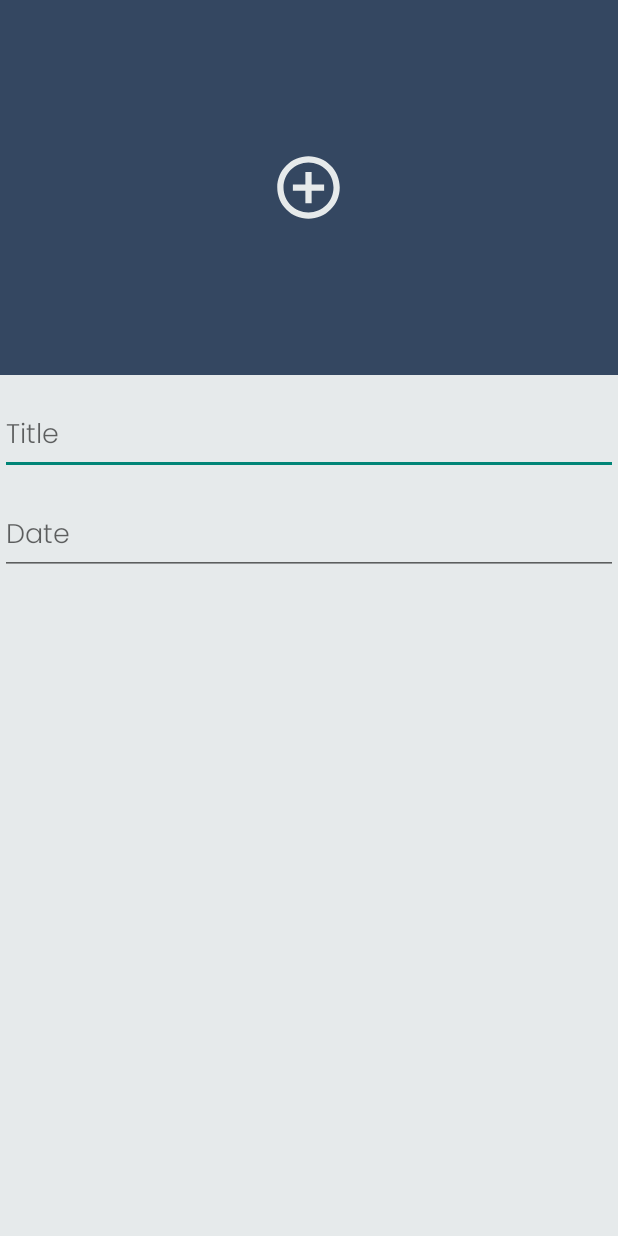
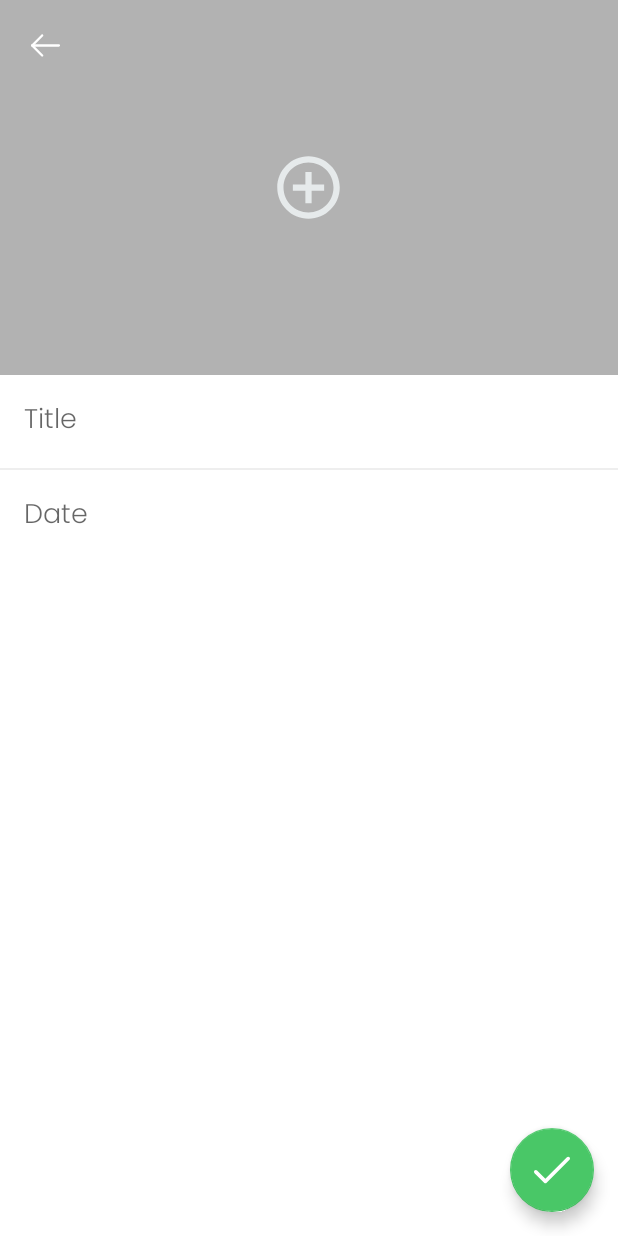
Before and after one commit to vojtechvosmik/soon_android, an Android app: the AddEventActivity screen opened directly, with no data from a screen before it, on a phone screen of 412 x 824 dp. Run offline under Robolectric (Android 15) with nearby library versions, the phone set to English and light mode, and no system bars; libraries missing offline, so code that uses them is left out: com.philliphsu.bottomsheetpickers; 5 statements that could not run were skipped.

Commit message:
date picker

```diff
--- a/app/build.gradle
+++ b/app/build.gradle
@@ -13,6 +13,7 @@ android {
         versionCode 1
         versionName "1.0"
         testInstrumentationRunner "android.support.test.runner.AndroidJUnitRunner"
+        vectorDrawables.useSupportLibrary = true
     }
     buildTypes {
         release {
@@ -31,9 +32,15 @@ dependencies {
     androidTestImplementation 'com.android.support.test:runner:1.0.2'
     androidTestImplementation 'com.android.support.test.espresso:espresso-core:3.0.2'
     implementation 'com.android.support:cardview-v7:28.0.0'
-
     implementation 'android.arch.persistence.room:runtime:1.1.1'
     annotationProcessor 'android.arch.persistence.room:compiler:1.1.1'
     implementation 'com.android.support:recyclerview-v7:28.0.0'
     implementation 'com.android.support:design:28.0.0'
+
+    implementation('com.philliphsu:bottomsheetpickers:2.4.1') {
+        exclude group: 'com.android.support', module: 'appcompat-v7'
+        exclude group: 'com.android.support', module: 'design'
+        exclude group: 'com.android.support', module: 'gridlayout-v7'
+    }
+    implementation 'com.android.support:gridlayout-v7:28.0.0'
 }
--- a/app/src/main/AndroidManifest.xml
+++ b/app/src/main/AndroidManifest.xml
@@ -1,5 +1,5 @@
 <?xml version="1.0" encoding="utf-8"?>
-<manifest xmlns:android="http://schemas.android.com/apk/res/android"
+<manifest xmlns:android="http://schemas.android.com/apk/res/android" xmlns:tools="http://schemas.android.com/tools"
           package="cz.vojtechvosmik.soon">
 
     <application
--- a/app/src/main/java/cz/vojtechvosmik/soon/activities/AddEventActivity.kt
+++ b/app/src/main/java/cz/vojtechvosmik/soon/activities/AddEventActivity.kt
@@ -2,12 +2,44 @@ package cz.vojtechvosmik.soon.activities
 
 import android.support.v7.app.AppCompatActivity
 import android.os.Bundle
+import android.support.v4.content.ContextCompat
+import com.philliphsu.bottomsheetpickers.date.DatePickerDialog
 import cz.vojtechvosmik.soon.R
+import kotlinx.android.synthetic.main.activity_add_event.*
+import java.util.*
 
 class AddEventActivity : AppCompatActivity() {
+
+    lateinit var datePicker: DatePickerDialog
 
     override fun onCreate(savedInstanceState: Bundle?) {
         super.onCreate(savedInstanceState)
         setContentView(R.layout.activity_add_event)
+        setupDatePicker()
+        setupViews()
+    }
+
+    private fun setupViews() {
+        img_back.setOnClickListener {
+            onBackPressed()
+        }
+        //edittxt_date.setOnClickListener {
+            datePicker.show(supportFragmentManager, "DatePickerDialog")
+        //}
+    }
+
+    private fun setupDatePicker() {
+        val now = Calendar.getInstance()
+        datePicker = DatePickerDialog.Builder(
+            DatePickerDialog.OnDateSetListener { dialog, year, monthOfYear, dayOfMonth ->
+                edittxt_date.setText(("$dayOfMonth.$monthOfYear.$year"))
+            },
+            now.get(Calendar.YEAR),
+            now.get(Calendar.MONTH),
+            now.get(Calendar.DAY_OF_MONTH)
+        ).build()
+        datePicker.isThemeDark = false
+        datePicker.setHeaderColor(ContextCompat.getColor(this, R.color.green_main))
+        datePicker.setAccentColor(ContextCompat.getColor(this, R.color.green_main))
     }
 }
--- a/app/src/main/java/cz/vojtechvosmik/soon/models/Event.kt
+++ b/app/src/main/java/cz/vojtechvosmik/soon/models/Event.kt
@@ -1,9 +1,10 @@
 package cz.vojtechvosmik.soon.models
 
 import android.arch.persistence.room.Entity
+import android.arch.persistence.room.PrimaryKey
 import java.util.*
 
-@Entity
+@Entity(tableName = "events")
 data class Event(
     val title: String,
     val date: Date
--- /dev/null
+++ b/app/src/main/res/drawable/ic_left_arrow.xml
@@ -0,0 +1,5 @@
+<vector android:height="24dp" android:viewportHeight="512"
+    android:viewportWidth="512" android:width="24dp" xmlns:android="http://schemas.android.com/apk/res/android">
+    <path android:fillColor="#FF000000" android:pathData="M491.318,235.318H20.682C9.26,235.318 0,244.578 0,256c0,11.423 9.26,20.682 20.682,20.682h470.636c11.423,0 20.682,-9.259 20.682,-20.682C512,244.578 502.741,235.318 491.318,235.318z"/>
+    <path android:fillColor="#FF000000" android:pathData="M49.932,256L211.795,94.136c8.077,-8.077 8.077,-21.172 0,-29.249c-8.077,-8.076 -21.172,-8.076 -29.249,0L6.058,241.375c-8.077,8.077 -8.077,21.172 0,29.249l176.488,176.488c4.038,4.039 9.332,6.058 14.625,6.058c5.293,0 10.587,-2.019 14.625,-6.058c8.077,-8.077 8.077,-21.172 0,-29.249L49.932,256z"/>
+</vector>
--- /dev/null
+++ b/app/src/main/res/drawable/ic_tick.xml
@@ -0,0 +1,4 @@
+<vector android:height="24dp" android:viewportHeight="512"
+    android:viewportWidth="512" android:width="24dp" xmlns:android="http://schemas.android.com/apk/res/android">
+    <path android:fillColor="#FF000000" android:pathData="M504.502,75.496c-9.997,-9.998 -26.205,-9.998 -36.204,0L161.594,382.203L43.702,264.311c-9.997,-9.998 -26.205,-9.997 -36.204,0c-9.998,9.997 -9.998,26.205 0,36.203l135.994,135.992c9.994,9.997 26.214,9.99 36.204,0L504.502,111.7C514.5,101.703 514.499,85.494 504.502,75.496z"/>
+</vector>
--- a/app/src/main/res/layout/activity_add_event.xml
+++ b/app/src/main/res/layout/activity_add_event.xml
@@ -1,11 +1,25 @@
 <?xml version="1.0" encoding="utf-8"?>
-<LinearLayout xmlns:android="http://schemas.android.com/apk/res/android"
+<RelativeLayout
+        xmlns:android="http://schemas.android.com/apk/res/android"
         xmlns:app="http://schemas.android.com/apk/res-auto"
         xmlns:tools="http://schemas.android.com/tools"
         android:layout_width="match_parent"
+        android:layout_height="match_parent">
+
+
+    <android.support.design.widget.FloatingActionButton
+            android:layout_width="wrap_content"
+            android:layout_height="wrap_content"
+            android:clickable="true" app:srcCompat="@drawable/ic_tick" android:id="@+id/fab_done"
+            android:layout_alignParentEnd="true" android:layout_alignParentBottom="true"
+            app:fabSize="normal" android:tint="@color/white" app:backgroundTint="@color/green_main"
+            android:layout_marginTop="@dimen/margin_large" android:layout_marginStart="@dimen/margin_large"
+            android:layout_marginEnd="@dimen/margin_large" android:layout_marginBottom="@dimen/margin_large"
+            android:focusable="true"/>
+    <LinearLayout android:layout_width="match_parent"
                   android:layout_height="match_parent"
                   android:orientation="vertical"
-              android:background="@color/white_main">
+                  android:background="@color/white">
 
         <RelativeLayout
                 android:layout_width="match_parent"
@@ -18,7 +32,8 @@
                     android:layout_alignParentTop="true"
                     android:id="@+id/img_photo"
                     android:contentDescription="@string/description_event_photo"
-                app:srcCompat="@color/blue_main"/>
+                    android:scaleType="centerCrop"
+                    android:foreground="@color/black_transparent"/>
             <ImageView
                     android:layout_width="50dp"
                     android:layout_height="50dp"
@@ -26,6 +41,11 @@
                     android:layout_centerInParent="true"
                     android:contentDescription="@string/description_add"
                     android:tint="@color/white_main"/>
+            <ImageView
+                    android:layout_width="50dp"
+                    android:layout_height="50dp" app:srcCompat="@drawable/ic_left_arrow"
+                    android:id="@+id/img_back" android:tint="@color/white" android:padding="15dp"
+                    android:clickable="true" android:focusable="true" android:layout_margin="@dimen/margin_tiny"/>
         </RelativeLayout>
         <EditText
                 android:layout_width="match_parent"
@@ -35,8 +55,15 @@
                 android:autofillHints="false"
                 android:id="@+id/edittxt_title"
                 tools:ignore="UnusedAttribute"
-            android:hint="@string/hint_title" android:layout_marginTop="@dimen/margin_large"
-            android:fontFamily="@font/poppins_light"/>
+                android:hint="@string/hint_title"
+                android:layout_marginTop="@dimen/margin_large"
+                android:fontFamily="@font/poppins_light"
+                android:background="@android:color/transparent" android:layout_marginLeft="@dimen/margin_large"
+                android:layout_marginRight="@dimen/margin_large" android:layout_marginBottom="@dimen/margin_large"
+                android:textColor="@color/black_main"/>
+        <View
+                android:layout_width="match_parent"
+                android:layout_height="1dp" android:background="@color/gray"/>
         <EditText
                 android:layout_width="match_parent"
                 android:layout_height="wrap_content"
@@ -45,6 +72,11 @@
                 android:autofillHints="false"
                 tools:ignore="UnusedAttribute"
                 android:id="@+id/edittxt_date"
-            android:hint="@string/hint_date" android:layout_marginTop="@dimen/margin_large"
-            android:fontFamily="@font/poppins_light"/>
+                android:hint="@string/hint_date"
+                android:layout_marginTop="@dimen/margin_large"
+                android:fontFamily="@font/poppins_light"
+                android:background="@android:color/transparent" android:layout_marginRight="@dimen/margin_large"
+                android:layout_marginLeft="@dimen/margin_large" android:focusable="true" android:clickable="true"
+                android:textColor="@color/black_main"/>
     </LinearLayout>
+</RelativeLayout>
--- a/app/src/main/res/layout/activity_main.xml
+++ b/app/src/main/res/layout/activity_main.xml
@@ -5,7 +5,7 @@
         xmlns:app="http://schemas.android.com/apk/res-auto"
         android:layout_width="match_parent"
         android:layout_height="match_parent"
-        tools:context=".activities.MainActivity">
+        tools:context=".activities.MainActivity" android:background="@color/white">
 
     <include android:layout_width="wrap_content" android:layout_height="60dp" layout="@layout/view_toolbar"
              android:layout_centerHorizontal="true" android:layout_alignParentTop="true" android:id="@+id/toolbar"/>
--- a/app/src/main/res/values/colors.xml
+++ b/app/src/main/res/values/colors.xml
@@ -13,6 +13,8 @@
     <color name="black_main">#1F252E</color>
 
     <!-- OTHER -->
-    <color name="white">#ffffff</color>
+    <color name="white">#FFFFFF</color>
+    <color name="gray">#EEEEEE</color>
+    <color name="black_transparent">#4D000000</color>
 
 </resources>
```
Lines whose indentation alone changed are shown as unchanged.
